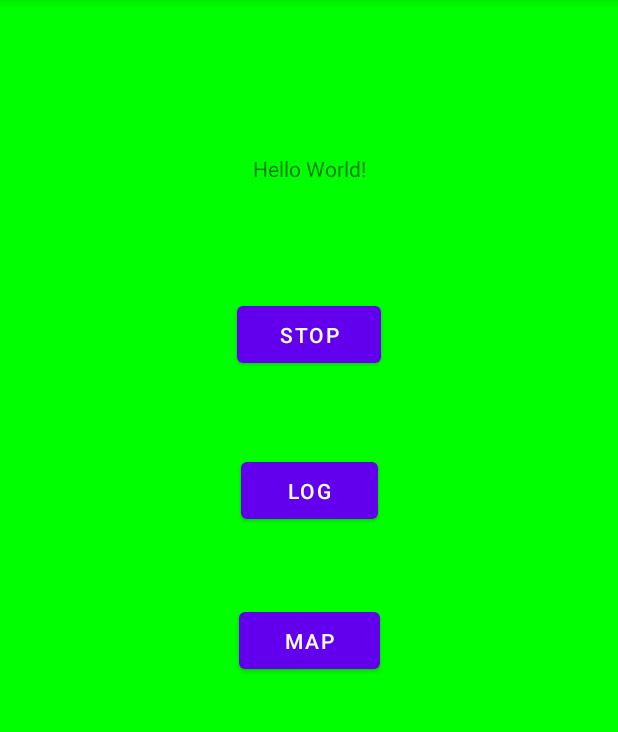
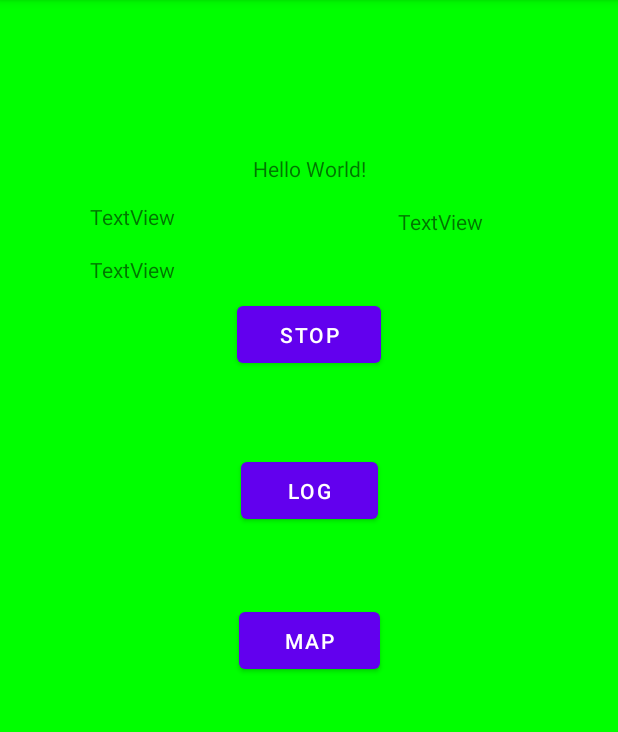
Before and after one commit to AxilleasGR/gps-accelerometer, an Android app: the screen it shows after launch (MainActivity), after a tap on "START", on a phone screen of 412 x 824 dp, the part 84-816 px from its top. Run offline under Robolectric (Android 15) with nearby library versions, the phone set to English and light mode, and no system bars.

```diff
--- a/gpsAccelerometer/app/build.gradle
+++ b/gpsAccelerometer/app/build.gradle
@@ -1,5 +1,6 @@
 plugins {
     id 'com.android.application'
+    id 'com.google.gms.google-services'
 }
 
 android {
@@ -32,6 +33,7 @@ dependencies {
     implementation 'androidx.appcompat:appcompat:1.4.0'
     implementation 'com.google.android.material:material:1.4.0'
     implementation 'androidx.constraintlayout:constraintlayout:2.1.2'
+    implementation 'com.google.firebase:firebase-database:19.2.1'
     testImplementation 'junit:junit:4.+'
     androidTestImplementation 'androidx.test.ext:junit:1.1.3'
     androidTestImplementation 'androidx.test.espresso:espresso-core:3.4.0'
--- a/gpsAccelerometer/app/src/main/java/com/example/gpsaccelerometer/MainActivity.java
+++ b/gpsAccelerometer/app/src/main/java/com/example/gpsaccelerometer/MainActivity.java
@@ -17,19 +17,31 @@ import android.location.LocationManager;
 import android.os.Bundle;
 import android.view.View;
 import android.widget.Button;
+import android.widget.TextView;
 import android.widget.Toast;
+
+import java.util.Timer;
+import java.util.TimerTask;
 
 public class MainActivity extends AppCompatActivity implements LocationListener {
 
     Button startButton;
+    TextView txtView;
+    TextView txtView1;
+    TextView txtView2;
     private boolean isClicked = true;
     LocationManager locationManager;
-
+    int speedFinal;
+    int speedStarting;
+    boolean speedSelector = true;
     @Override
     protected void onCreate(Bundle savedInstanceState) {
         super.onCreate(savedInstanceState);
         setContentView(R.layout.activity_main);
         startButton = findViewById(R.id.startButton);
+        txtView = findViewById(R.id.textView2);
+        txtView1 = findViewById(R.id.textView3);
+        txtView2 = findViewById(R.id.textView4);
 
         // Location's Permission check on create of the App.
         if (ActivityCompat.checkSelfPermission(this, Manifest.permission.ACCESS_FINE_LOCATION) != PackageManager.PERMISSION_GRANTED &&
@@ -111,7 +123,6 @@ public class MainActivity extends AppCompatActivity implements LocationListener
 
     public void start1(View view) {
         Toast.makeText(this, "MESSAGE BOX START :)", Toast.LENGTH_SHORT).show();
-        started();
     }
 
     public void log1(View view) {
@@ -121,27 +132,41 @@ public class MainActivity extends AppCompatActivity implements LocationListener
     public void map1(View view) {
         Toast.makeText(this, "MESSAGE BOX MAP :)", Toast.LENGTH_SHORT).show();
     }
-
+    int temp=0;
     @Override
     public void onLocationChanged(Location location) {
-        if (isClicked) {
+
+        if (!isClicked) {
             if (location == null) {
                 // if you can't get speed because reasons :)
 
-                Toast.makeText(this, "NULL LOCATION", Toast.LENGTH_SHORT).show();
+                //Toast.makeText(this, "NULL LOCATION", Toast.LENGTH_SHORT).show();
             } else {
                 //int speed=(int) ((location.getSpeed()) is the standard which returns meters per second. In this example i converted it to kilometers per hour
 
-                int speed = (int) ((location.getSpeed() * 3600) / 1000);
-                String speedStr = String.valueOf(speed);
-                Toast.makeText(this, speedStr, Toast.LENGTH_SHORT).show();
+                speedStarting = (int) ((location.getSpeed() * 3600) / 1000);
+                txtView.setText(String.valueOf(speedStarting));
+                txtView2.setText(String.valueOf(speedFinal));
+                checkAccel();
+                //Toast.makeText(this, speedStr, Toast.LENGTH_SHORT).show();
             }
         }
     }
-
-
-    void started() {
-
+    void checkAccel() {
+        int Du=speedStarting - speedFinal;
+        txtView1.setText(String.valueOf(speedFinal - speedStarting));
+        if (Du > 10){
+            getWindow().getDecorView().setBackgroundColor(Color.BLUE);
+            Toast.makeText(this, "accel", Toast.LENGTH_SHORT).show();
+            speedFinal = speedStarting;
+        }
+        else if (Du < -10){
+            getWindow().getDecorView().setBackgroundColor(Color.RED);
+            speedFinal = speedStarting;
+        }
+//        else if (Du == 0){
+//            //getWindow().getDecorView().setBackgroundColor(Color.WHITE);
+//        }
     }
 
     void checkMovement() {
--- a/gpsAccelerometer/app/src/main/res/layout/activity_main.xml
+++ b/gpsAccelerometer/app/src/main/res/layout/activity_main.xml
@@ -55,4 +55,36 @@
         app:layout_constraintStart_toStartOf="parent"
         app:layout_constraintTop_toBottomOf="@+id/button2" />
 
+    <TextView
+        android:id="@+id/textView2"
+        android:layout_width="wrap_content"
+        android:layout_height="wrap_content"
+        android:layout_marginStart="60dp"
+        android:layout_marginTop="32dp"
+        android:layout_marginBottom="35dp"
+        android:text="TextView"
+        app:layout_constraintBottom_toTopOf="@+id/startButton"
+        app:layout_constraintStart_toStartOf="parent"
+        app:layout_constraintTop_toTopOf="@+id/textView"
+        app:layout_constraintVertical_bias="0.0" />
+
+    <TextView
+        android:id="@+id/textView3"
+        android:layout_width="wrap_content"
+        android:layout_height="wrap_content"
+        android:layout_marginStart="21dp"
+        android:layout_marginTop="16dp"
+        android:text="TextView"
+        app:layout_constraintStart_toEndOf="@+id/textView"
+        app:layout_constraintTop_toBottomOf="@+id/textView" />
+
+    <TextView
+        android:id="@+id/textView4"
+        android:layout_width="wrap_content"
+        android:layout_height="wrap_content"
+        android:layout_marginTop="16dp"
+        android:text="TextView"
+        app:layout_constraintStart_toStartOf="@+id/textView2"
+        app:layout_constraintTop_toBottomOf="@+id/textView2" />
+
 </androidx.constraintlayout.widget.ConstraintLayout>
--- a/gpsAccelerometer/build.gradle
+++ b/gpsAccelerometer/build.gradle
@@ -6,6 +6,7 @@ buildscript {
     }
     dependencies {
         classpath "com.android.tools.build:gradle:7.0.3"
+        classpath 'com.google.gms:google-services:4.3.3'
 
         // NOTE: Do not place your application dependencies here; they belong
         // in the individual module build.gradle files
```
Also changed, not shown: 1 other file.
